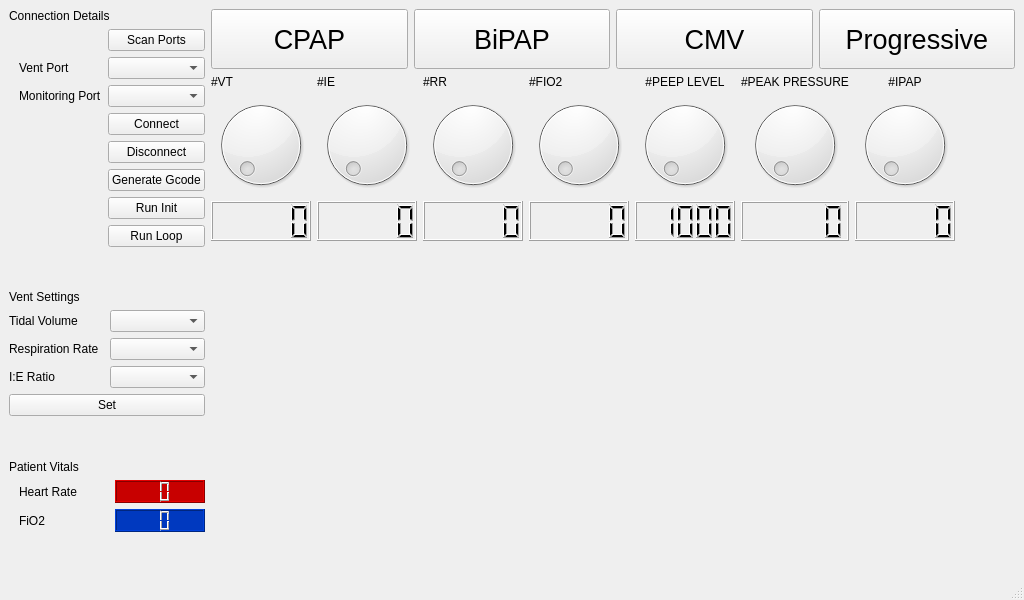
Before: the Qt Designer form VentUI.ui in jibonaronno/Rhythm, drawn with Qt 5.
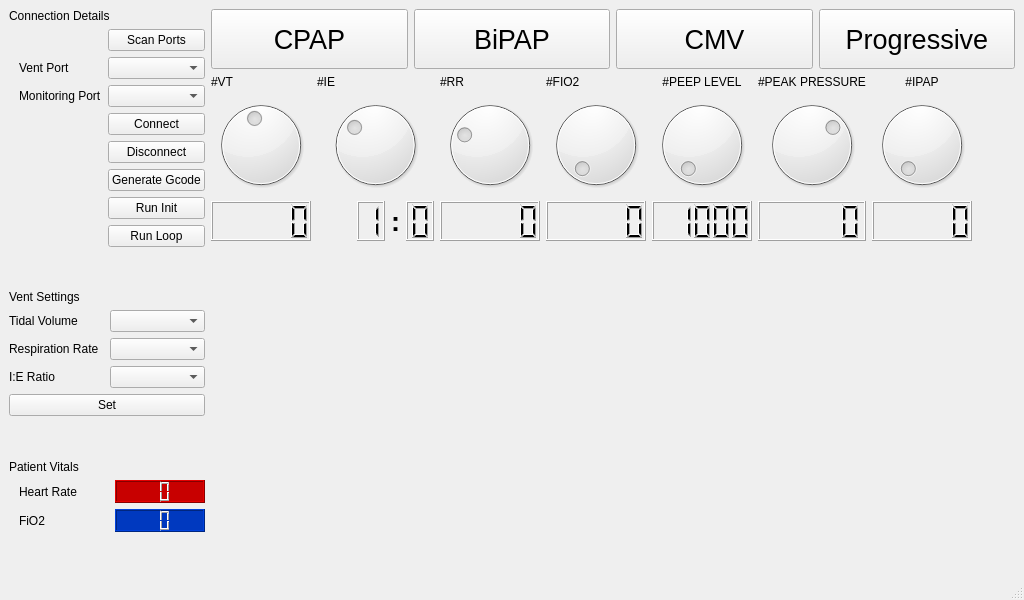
After: the same form once the commit is applied.

```diff
--- a/VentUI.ui
+++ b/VentUI.ui
@@ -349,6 +349,9 @@
               <property name="maximum">
                <number>800</number>
               </property>
+              <property name="value">
+               <number>500</number>
+              </property>
              </widget>
             </item>
             <item>
@@ -402,6 +405,57 @@
               <property name="maximum">
                <number>4</number>
               </property>
+              <property name="value">
+               <number>2</number>
+              </property>
+             </widget>
+            </item>
+            <item>
+             <layout class="QHBoxLayout" name="horizontalLayout_3">
+              <property name="topMargin">
+               <number>0</number>
+              </property>
+              <item>
+               <spacer name="horizontalSpacer_3">
+                <property name="orientation">
+                 <enum>Qt::Horizontal</enum>
+                </property>
+                <property name="sizeHint" stdset="0">
+                 <size>
+                  <width>40</width>
+                  <height>20</height>
+                 </size>
+                </property>
+               </spacer>
+              </item>
+              <item>
+               <widget class="QLCDNumber" name="lcdNumber">
+                <property name="minimumSize">
+                 <size>
+                  <width>0</width>
+                  <height>40</height>
+                 </size>
+                </property>
+                <property name="digitCount">
+                 <number>1</number>
+                </property>
+                <property name="value" stdset="0">
+                 <double>1.000000000000000</double>
+                </property>
+               </widget>
+              </item>
+              <item>
+               <widget class="QLabel" name="label_17">
+                <property name="font">
+                 <font>
+                  <pointsize>20</pointsize>
+                  <weight>75</weight>
+                  <bold>true</bold>
+                 </font>
+                </property>
+                <property name="text">
+                 <string>:</string>
+                </property>
              </widget>
             </item>
             <item>
@@ -412,7 +466,12 @@
                 <height>40</height>
                </size>
               </property>
-             </widget>
+                <property name="digitCount">
+                 <number>1</number>
+                </property>
+               </widget>
+              </item>
+             </layout>
             </item>
             <item>
              <spacer name="verticalSpacer_9">
@@ -455,6 +514,9 @@
               <property name="maximum">
                <number>30</number>
               </property>
+              <property name="value">
+               <number>14</number>
+              </property>
              </widget>
             </item>
             <item>
@@ -657,6 +719,9 @@
               <property name="maximum">
                <number>35</number>
               </property>
+              <property name="value">
+               <number>25</number>
+              </property>
              </widget>
             </item>
             <item>
```
Left out of the diff: 7 changed lines with no effect on the pictures. Lines whose indentation alone changed are shown as unchanged.
